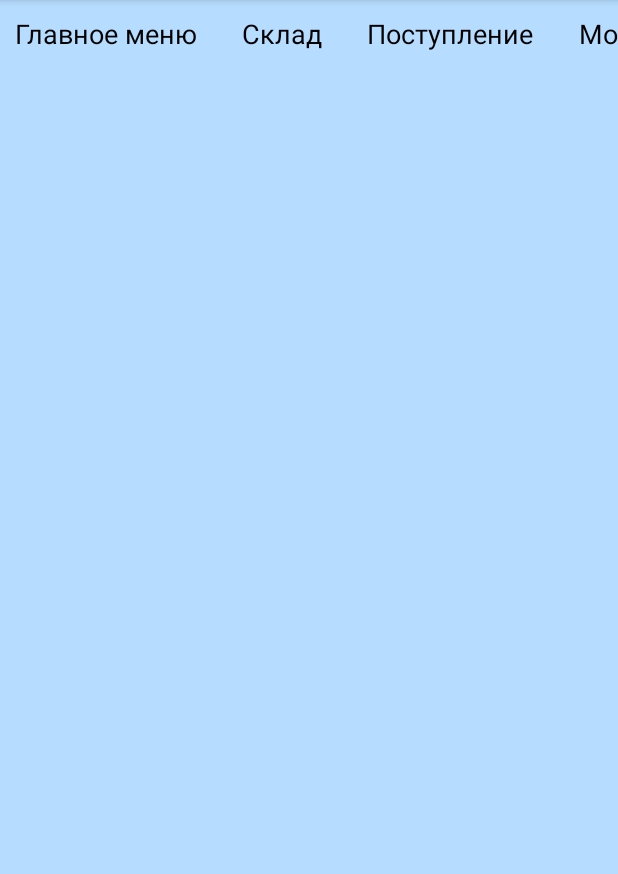
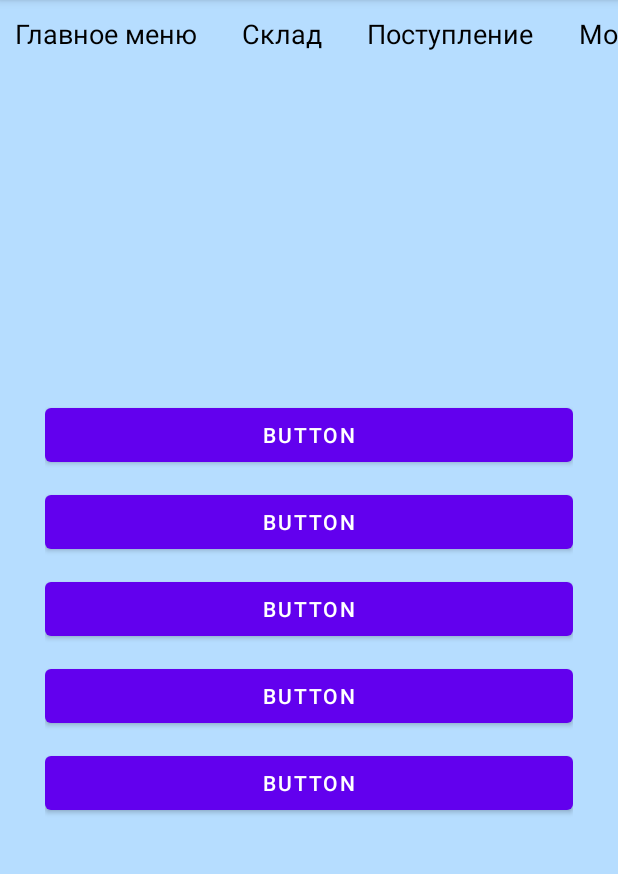
Before and after one commit to Ruvik1001/ARM_Seller, an Android app: the Main_menu screen opened directly, with no data from a screen before it, on a phone screen of 412 x 824 dp, the part 84-958 px from its top. Run offline under Robolectric (Android 15) with nearby library versions, the phone set to English and light mode, and no system bars.

Commit message:
after will be only bad maket.....

```diff
--- /dev/null
+++ b/app/src/main/res/drawable/empty_tall_divider.xml
@@ -0,0 +1,6 @@
+<?xml version="1.0" encoding="utf-8"?>
+<shape xmlns:android="http://schemas.android.com/apk/res/android">
+    <size
+        android:height="10dp"
+        android:width="0dp"/>
+</shape>
--- a/app/src/main/res/layout/activity_main_menu.xml
+++ b/app/src/main/res/layout/activity_main_menu.xml
@@ -85,11 +85,52 @@
             </HorizontalScrollView>
         </ScrollView>
 
-        <ListView
+        <ScrollView
             android:layout_width="match_parent"
-            android:layout_height="match_parent"
-            android:id="@+id/menu_material">
+            android:layout_height="match_parent">
 
-        </ListView>
+            <LinearLayout
+                android:layout_width="match_parent"
+                android:layout_height="wrap_content"
+                android:orientation="vertical"
+                android:layout_margin="@dimen/marginLR"
+                android:layout_gravity="center_vertical"
+                android:showDividers="middle"
+                android:divider="@drawable/empty_tall_divider">
+
+                <Button
+                    android:id="@+id/button5"
+                    android:layout_width="match_parent"
+                    android:layout_height="wrap_content"
+                    android:text="Button" />
+
+                <Button
+                    android:id="@+id/button4"
+                    android:layout_width="match_parent"
+                    android:layout_height="wrap_content"
+                    android:text="Button" />
+
+                <Button
+                    android:id="@+id/button3"
+                    android:layout_width="match_parent"
+                    android:layout_height="wrap_content"
+                    android:text="Button" />
+
+                <Button
+                    android:id="@+id/button2"
+                    android:layout_width="match_parent"
+                    android:layout_height="wrap_content"
+                    android:text="Button" />
+
+                <Button
+                    android:id="@+id/button"
+                    android:layout_width="match_parent"
+                    android:layout_height="wrap_content"
+                    android:text="Button" />
+            </LinearLayout>
+
+        </ScrollView>
+
+
     </LinearLayout>
 </androidx.constraintlayout.widget.ConstraintLayout>
```
Also changed, not shown: app/src/main/java/com/ruvik1001/arm_seller/Atom.java (deleted, +0 -34 lines), app/src/main/java/com/ruvik1001/arm_seller/Main_menu.java (+5 -27 lines), app/src/main/res/layout/material_menu.xml (deleted, +0 -29 lines), app/src/main/res/values/item.xml (+11 -7 lines).
